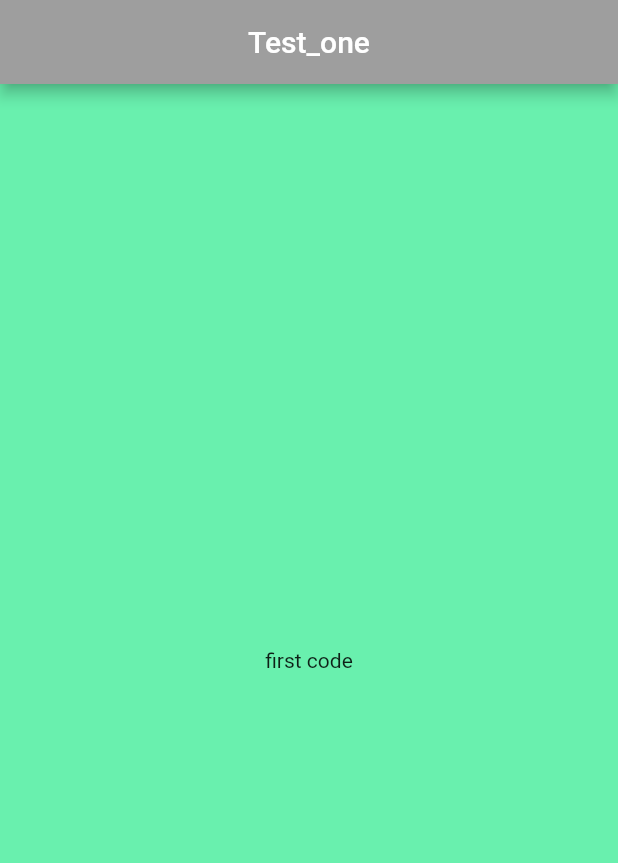
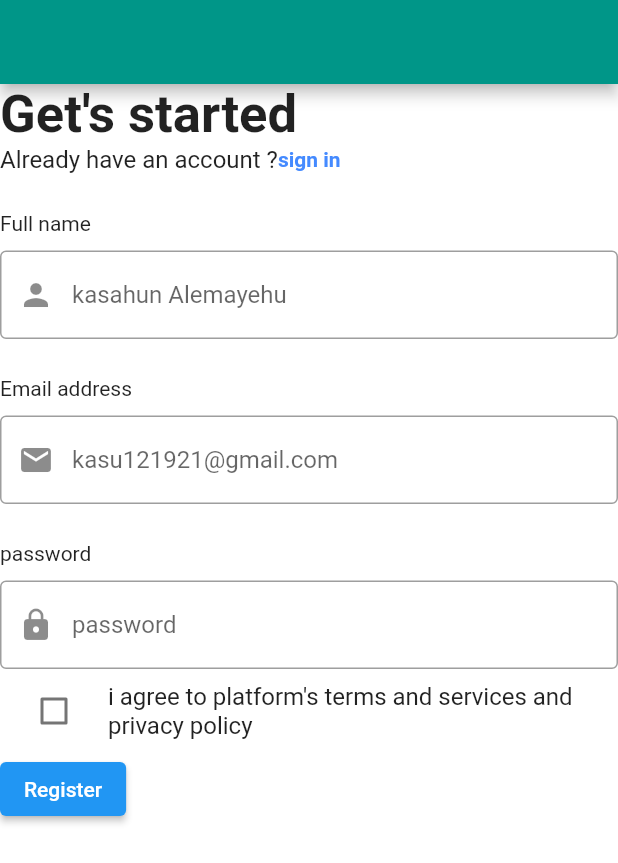
Before and after one commit to kasu12/Flutter, a Flutter app: the screen it shows after launch, on a phone screen of 412 x 824 dp. Shown: the top 863 px of the screen. Run offline on Flutter 3.47's test engine with Material 2 defaults, Android fonts, the phone set to English and light mode, and no system bars.

```diff
--- a/lib/main.dart
+++ b/lib/main.dart
@@ -1,4 +1,5 @@
 import 'package:flutter/material.dart';
+
 
 void main() {
   runApp( MyApp());
@@ -9,13 +10,153 @@ class MyApp extends StatelessWidget {
     return MaterialApp(
       home:
       Scaffold (
-        backgroundColor: Colors.greenAccent,
+       backgroundColor:
+        Colors.white,
+
         appBar: AppBar(
-        backgroundColor: Colors.grey,
-        title: Center (child: Text("Test_one"),) ),
-      body:
-      Center(
-        child: Text("first code"),),),
+        backgroundColor: Colors.teal),
+
+
+
+
+        body:
+        SafeArea(child:
+        Container(
+          child: Column(
+            crossAxisAlignment: CrossAxisAlignment.start,
+            children: [
+              Column(
+                            crossAxisAlignment: CrossAxisAlignment.start,
+
+                children: [
+                   Text("Get's started",
+                  textAlign: TextAlign.end,
+                  style: TextStyle(
+                    fontWeight: FontWeight.bold,
+                    fontSize: 35,
+
+                  ),),
+
+
+                  Row(
+                    children: [
+                       Text("Already have an account ?",
+                      style: TextStyle(
+                        fontSize: 16
+                      ),),
+                      Text("sign in",
+                      style: TextStyle(
+                        fontWeight: FontWeight.bold,
+                        color: Colors.blueAccent
+                      ),)
+                    ],
+                  ),
+
+                  SizedBox(
+                    height: 25,
+                  ),
+
+
+                  Text("Full name", ),
+
+                  SizedBox(
+                    height: 10,
+                  ),
+                  TextField(
+
+                    decoration: InputDecoration(
+                      prefixIcon:Icon(Icons.person),
+                      border: OutlineInputBorder(),
+                      hintText: "kasahun Alemayehu"
+                    ),
+                  ),
+
+                  SizedBox(
+                    height: 25,
+                  ),
+
+                  Text("Email address"),
+
+                   SizedBox(
+                    height: 10,
+                  ),
+
+                  TextField(
+                    decoration: InputDecoration(
+                      prefixIcon: Icon(Icons.mail),
+                      border: OutlineInputBorder(),
+                      hintText: "kasu121921@gmail.com"
+                    ),
+                  ),
+
+                  SizedBox(
+                    height: 25,
+                  ),
+
+
+                  Text("password"),
+
+                  SizedBox(
+                    height: 10,
+                  ),
+
+                  TextField(
+                    obscureText: true,
+                    decoration: InputDecoration(
+                      prefixIcon: Icon(Icons.lock),
+                      border: OutlineInputBorder(),
+                      hintText:"password",
+                    ),
+                  ),
+
+
+
+
+
+                      CheckboxListTile(
+                        title: Text("i agree to platform's terms and services and privacy policy"),
+                        controlAffinity: ListTileControlAffinity.leading,
+                        value:false,
+                        onChanged: (val){},
+
+
+                      ),
+
+
+
+
+
+
+
+                  ElevatedButton(
+                    onPressed:(){} ,
+                    child: const Text("Register"))
+
+
+
+
+
+
+
+                    ],
+                  )
+
+                ],
+              )
+
+
+          ),
+
+
+
+        ),),
+
+
+
+
+
+
+
 
     );
   }
```
